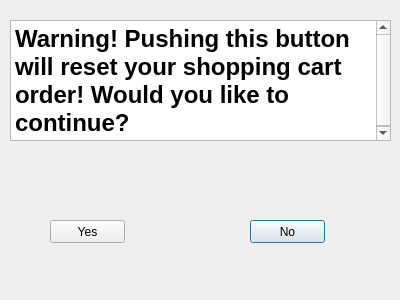
Above: warning.ui from grenrock/cs1dQTRepository before the change. Below: the same form after it.
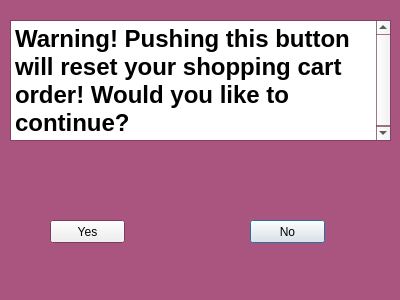
That is the form after the change.

Patch:
```diff
--- a/warning.ui
+++ b/warning.ui
@@ -10,6 +10,70 @@
     <height>300</height>
    </rect>
   </property>
+  <property name="palette">
+   <palette>
+    <active>
+     <colorrole role="Base">
+      <brush brushstyle="SolidPattern">
+       <color alpha="255">
+        <red>255</red>
+        <green>255</green>
+        <blue>255</blue>
+       </color>
+      </brush>
+     </colorrole>
+     <colorrole role="Window">
+      <brush brushstyle="SolidPattern">
+       <color alpha="255">
+        <red>170</red>
+        <green>85</green>
+        <blue>127</blue>
+       </color>
+      </brush>
+     </colorrole>
+    </active>
+    <inactive>
+     <colorrole role="Base">
+      <brush brushstyle="SolidPattern">
+       <color alpha="255">
+        <red>255</red>
+        <green>255</green>
+        <blue>255</blue>
+       </color>
+      </brush>
+     </colorrole>
+     <colorrole role="Window">
+      <brush brushstyle="SolidPattern">
+       <color alpha="255">
+        <red>170</red>
+        <green>85</green>
+        <blue>127</blue>
+       </color>
+      </brush>
+     </colorrole>
+    </inactive>
+    <disabled>
+     <colorrole role="Base">
+      <brush brushstyle="SolidPattern">
+       <color alpha="255">
+        <red>170</red>
+        <green>85</green>
+        <blue>127</blue>
+       </color>
+      </brush>
+     </colorrole>
+     <colorrole role="Window">
+      <brush brushstyle="SolidPattern">
+       <color alpha="255">
+        <red>170</red>
+        <green>85</green>
+        <blue>127</blue>
+       </color>
+      </brush>
+     </colorrole>
+    </disabled>
+   </palette>
+  </property>
   <property name="windowTitle">
    <string>Dialog</string>
   </property>
```
